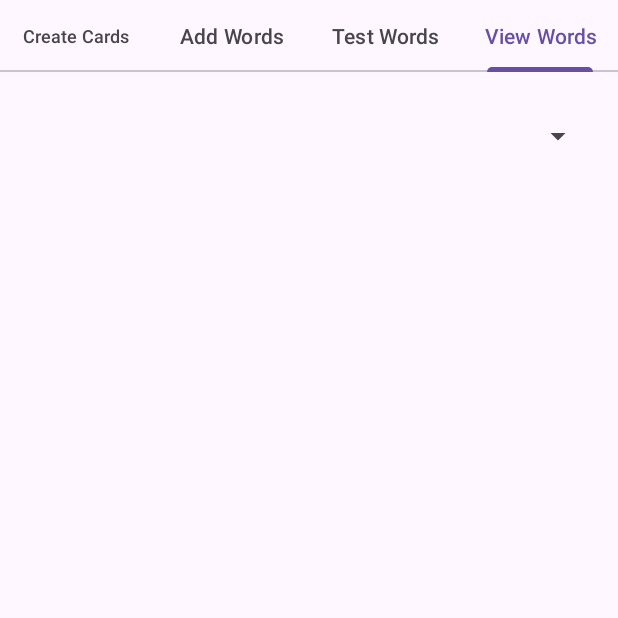
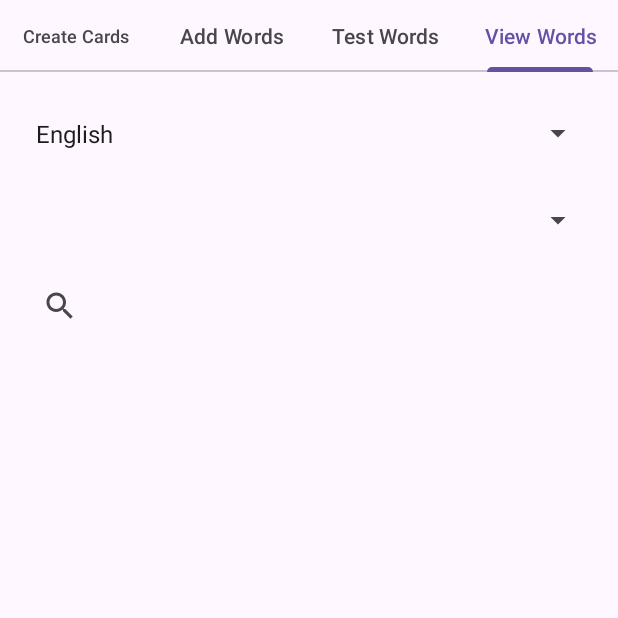
Before and after one commit to Novdmyt/LearnAppAndroid, an Android app: the screen it shows after launch (MainActivity), tab 4 chosen, on a phone screen of 412 x 824 dp, the top half of it. Run offline under Robolectric (Android 15) with nearby library versions, the phone set to English and light mode, and no system bars.

Commit message:
Add speak Deutsch, English and find word

```diff
--- a/app/src/main/java/com/example/learnwordapp/FourthFragment.java
+++ b/app/src/main/java/com/example/learnwordapp/FourthFragment.java
@@ -7,6 +7,7 @@ import android.view.View;
 import android.view.ViewGroup;
 import android.widget.AdapterView;
 import android.widget.ArrayAdapter;
+import android.widget.SearchView;
 import android.widget.Spinner;
 
 import androidx.annotation.NonNull;
@@ -15,33 +16,39 @@ import androidx.fragment.app.Fragment;
 import androidx.recyclerview.widget.LinearLayoutManager;
 import androidx.recyclerview.widget.RecyclerView;
 import android.speech.tts.TextToSpeech;
-import java.util.Locale;
 
 import com.example.learnwordapp.database.DatabaseHelper;
 import com.example.learnwordapp.database.Word;
 
 import java.util.List;
+import java.util.Locale;
 
 public class FourthFragment extends Fragment implements TextToSpeech.OnInitListener {
 
+    private Spinner languageSpinner;
     private Spinner tableSpinner;
+    private SearchView searchView;
     private RecyclerView recyclerView;
     private WordAdapter wordAdapter;
     private DatabaseHelper dbHelper;
     private SQLiteDatabase db;
     private TextToSpeech tts;
+    private Locale selectedLanguage = Locale.GERMAN;
 
     @Nullable
     @Override
     public View onCreateView(@NonNull LayoutInflater inflater, @Nullable ViewGroup container, @Nullable Bundle savedInstanceState) {
         View view = inflater.inflate(R.layout.fragment_fourth, container, false);
 
+        languageSpinner = view.findViewById(R.id.languageSpinner);
         tableSpinner = view.findViewById(R.id.tableSpinner);
+        searchView = view.findViewById(R.id.searchView);
         recyclerView = view.findViewById(R.id.recyclerView);
 
         dbHelper = new DatabaseHelper(getActivity());
-        tts = new TextToSpeech(getActivity(), this); // Инициализация TTS
+        tts = new TextToSpeech(getActivity(), this);
 
+        setupLanguageSpinner();
         loadTableNames();
 
         tableSpinner.setOnItemSelectedListener(new AdapterView.OnItemSelectedListener() {
@@ -57,8 +64,22 @@ public class FourthFragment extends Fragment implements TextToSpeech.OnInitListe
             }
         });
 
+        searchView.setOnQueryTextListener(new SearchView.OnQueryTextListener() {
+            @Override
+            public boolean onQueryTextSubmit(String query) {
+                wordAdapter.filter(query);
+                return false;
+            }
+
+            @Override
+            public boolean onQueryTextChange(String newText) {
+                wordAdapter.filter(newText);
+                return false;
+            }
+        });
+
         recyclerView.setLayoutManager(new LinearLayoutManager(getActivity()));
-        wordAdapter = new WordAdapter(tts); // Передаем TTS в адаптер
+        wordAdapter = new WordAdapter(tts, selectedLanguage);
         recyclerView.setAdapter(wordAdapter);
 
         return view;
@@ -67,12 +88,33 @@ public class FourthFragment extends Fragment implements TextToSpeech.OnInitListe
     @Override
     public void onInit(int status) {
         if (status == TextToSpeech.SUCCESS) {
-            int result = tts.setLanguage(Locale.GERMAN);
-            if (result == TextToSpeech.LANG_MISSING_DATA || result == TextToSpeech.LANG_NOT_SUPPORTED) {
-                // Обработка ошибки: язык не поддерживается
-                // Можно показать сообщение пользователю
+            tts.setLanguage(selectedLanguage);
+        }
+    }
+
+    private void setupLanguageSpinner() {
+        ArrayAdapter<CharSequence> adapter = ArrayAdapter.createFromResource(getActivity(),
+                R.array.language_array, android.R.layout.simple_spinner_item);
+        adapter.setDropDownViewResource(android.R.layout.simple_spinner_dropdown_item);
+        languageSpinner.setAdapter(adapter);
+
+        languageSpinner.setOnItemSelectedListener(new AdapterView.OnItemSelectedListener() {
+            @Override
+            public void onItemSelected(AdapterView<?> parent, View view, int position, long id) {
+                String selectedLanguageName = (String) parent.getItemAtPosition(position);
+                if (selectedLanguageName.equals("German")) {
+                    selectedLanguage = Locale.GERMAN;
+                } else if (selectedLanguageName.equals("English")) {
+                    selectedLanguage = Locale.ENGLISH;
+                }
+                tts.setLanguage(selectedLanguage);
             }
-        }
+
+            @Override
+            public void onNothingSelected(AdapterView<?> parent) {
+                // Do nothing
+            }
+        });
     }
 
     @Override
--- a/app/src/main/java/com/example/learnwordapp/WordAdapter.java
+++ b/app/src/main/java/com/example/learnwordapp/WordAdapter.java
@@ -12,14 +12,18 @@ import com.example.learnwordapp.database.Word;
 
 import java.util.ArrayList;
 import java.util.List;
+import java.util.Locale;
 
 public class WordAdapter extends RecyclerView.Adapter<WordAdapter.WordViewHolder> {
 
     private List<Word> words = new ArrayList<>();
+    private List<Word> filteredWords = new ArrayList<>();
     private TextToSpeech tts;
+    private Locale language;
 
-    WordAdapter(TextToSpeech tts) {
+    WordAdapter(TextToSpeech tts, Locale language) {
         this.tts = tts;
+        this.language = language;
     }
 
     @NonNull
@@ -31,7 +35,7 @@ public class WordAdapter extends RecyclerView.Adapter<WordAdapter.WordViewHolder
 
     @Override
     public void onBindViewHolder(@NonNull WordViewHolder holder, int position) {
-        Word word = words.get(position);
+        Word word = filteredWords.get(position);
         holder.wordTextView.setText(word.getWord());
         holder.translationTextView.setText(word.getTranslation());
 
@@ -44,11 +48,27 @@ public class WordAdapter extends RecyclerView.Adapter<WordAdapter.WordViewHolder
 
     @Override
     public int getItemCount() {
-        return words.size();
+        return filteredWords.size();
     }
 
     public void setWords(List<Word> words) {
         this.words = words;
+        this.filteredWords = new ArrayList<>(words);
+        notifyDataSetChanged();
+    }
+
+    public void filter(String query) {
+        filteredWords.clear();
+        if (query.isEmpty()) {
+            filteredWords.addAll(words);
+        } else {
+            query = query.toLowerCase();
+            for (Word word : words) {
+                if (word.getWord().toLowerCase().contains(query) || word.getTranslation().toLowerCase().contains(query)) {
+                    filteredWords.add(word);
+                }
+            }
+        }
         notifyDataSetChanged();
     }
 
--- a/app/src/main/res/layout/fragment_fourth.xml
+++ b/app/src/main/res/layout/fragment_fourth.xml
@@ -6,14 +6,26 @@
     android:padding="16dp">
 
     <Spinner
+        android:id="@+id/languageSpinner"
+        android:layout_width="match_parent"
+        android:layout_height="50dp"
+        android:layout_marginBottom="8dp" />
+
+    <Spinner
         android:id="@+id/tableSpinner"
         android:layout_width="match_parent"
-        android:layout_height="54dp"
-        android:layout_marginBottom="16dp" />
+        android:layout_height="50dp"
+        android:layout_marginBottom="8dp" />
+
+    <SearchView
+        android:id="@+id/searchView"
+        android:layout_width="match_parent"
+        android:layout_height="wrap_content"
+        android:layout_marginBottom="8dp"
+        android:queryHint="Search words or translations" />
 
     <androidx.recyclerview.widget.RecyclerView
         android:id="@+id/recyclerView"
         android:layout_width="match_parent"
-        android:layout_height="wrap_content" />
-
+        android:layout_height="match_parent" />
 </LinearLayout>
--- a/app/src/main/res/values/strings.xml
+++ b/app/src/main/res/values/strings.xml
@@ -4,5 +4,9 @@
     <string name="add_words_tab">Add Words</string>
     <string name="test_words_tab">Test Words</string>
     <string name="view_words_tab">View Words</string>
+    <string-array name="language_array">
+        <item>English</item>
+        <item>German</item>
+    </string-array>
 
 </resources>
```
Also changed, not shown: app/src/main/java/com/example/learnwordapp/WordViewHolder.java (added, +17 -0 lines).
